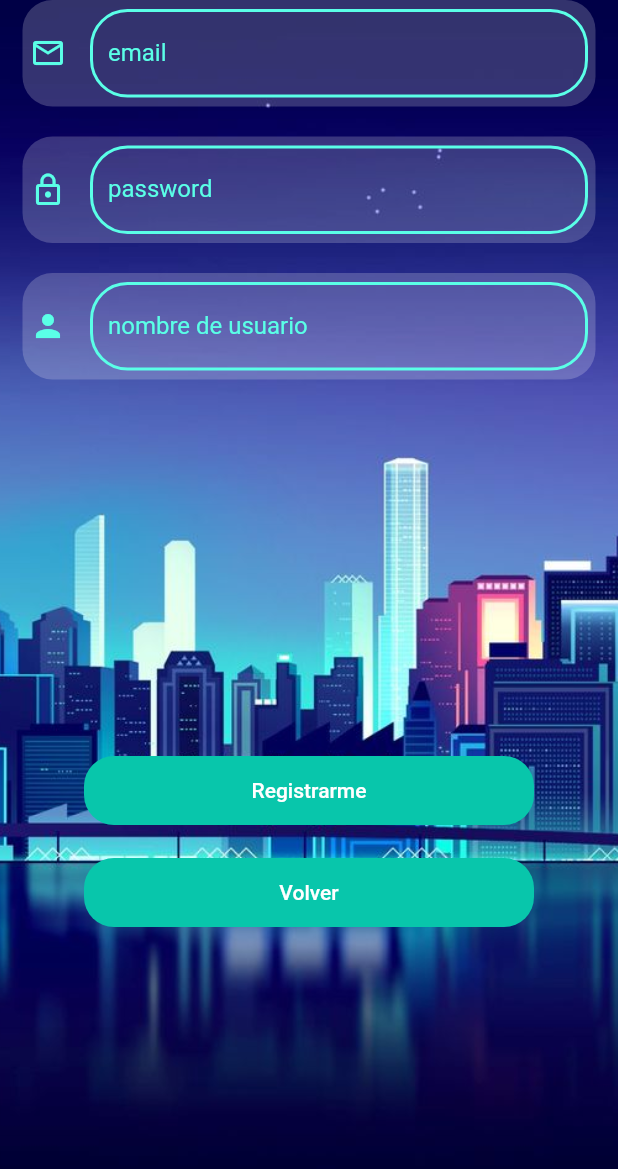
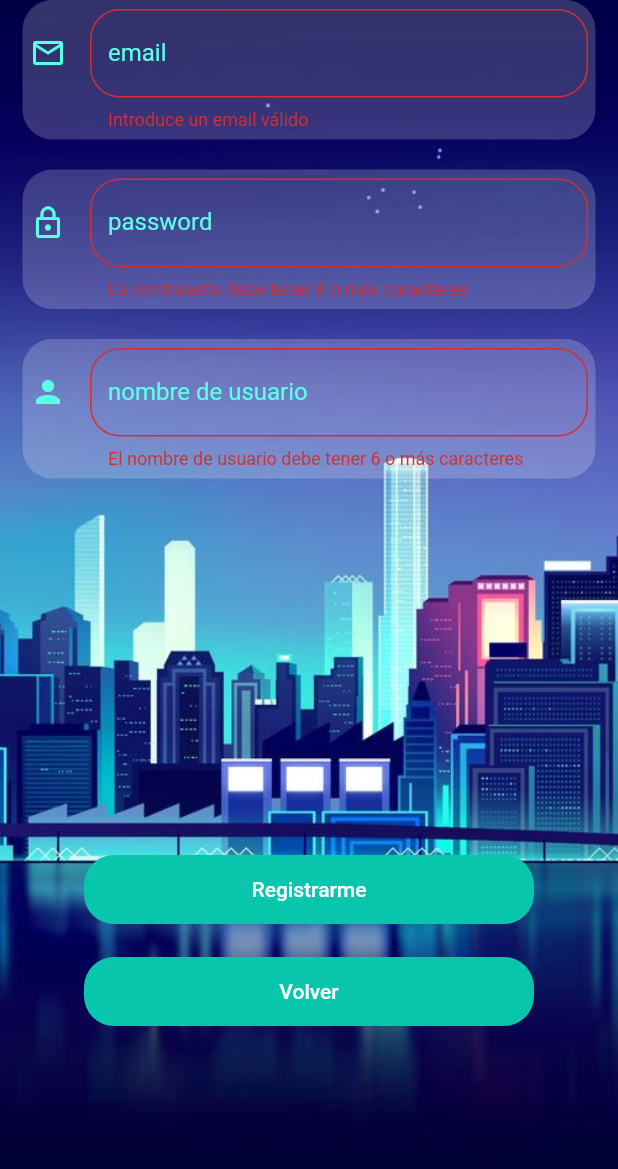
Before and after one commit to CarlosDez23/Instadroid, a Flutter app: the RegistroPage screen opened by its route, after a tap on "Registrarme", on a phone screen of 412 x 824 dp. Shown: the top 1169 px of the screen. Run offline on Flutter 3.47's test engine with Material 2 defaults, Android fonts, the phone set to English and light mode, and no system bars.

Commit message:
Login y registro en firebase ok

```diff
--- /dev/null
+++ b/instadroid/lib/src/models/usuario_model.dart
@@ -0,0 +1,38 @@
+import 'dart:convert';
+
+Usuario usuarioFromJson(String str) => Usuario.fromJson(json.decode(str));
+
+String usuarioToJson(Usuario data) => json.encode(data.toJson());
+
+class Usuario {
+
+  String idFire;
+  String nombreUsuario;
+  String email;
+  String password;
+  String tokenAuth;
+
+  Usuario({
+    this.idFire,
+    this.nombreUsuario,
+    this.email,
+    this.password,
+    this.tokenAuth,
+  });
+
+  factory Usuario.fromJson(Map<String, dynamic> json) => Usuario(
+    idFire          : json["idFire"],
+    nombreUsuario   : json["nombreUsuario"],
+    email           : json["email"],
+    password        : json["password"],
+    tokenAuth       : json["tokenAuth"],
+  );
+
+  Map<String, dynamic> toJson() => {
+    "idFire"          : idFire,
+    "nombreUsuario"   : nombreUsuario,
+    "email"           : email,
+    "password"        : password,
+    "tokenAuth"       : tokenAuth,
+  };
+}
--- a/instadroid/lib/src/pages/registro_page.dart
+++ b/instadroid/lib/src/pages/registro_page.dart
@@ -1,15 +1,38 @@
 import 'package:flutter/material.dart';
+import 'package:instadroid/src/models/usuario_model.dart';
+import 'package:instadroid/src/providers/loginauth_provider.dart';
 import 'package:instadroid/src/theme/mytheme.dart';
 import 'package:instadroid/src/widgets/background_image.dart';
+import 'package:instadroid/utils/utils.dart' as utils;
 
-class RegistroPage extends StatelessWidget {
+class RegistroPage extends StatefulWidget {
+  @override
+  _RegistroPageState createState() => _RegistroPageState();
+}
+
+class _RegistroPageState extends State<RegistroPage> {
+
+  final formKey = GlobalKey<FormState>();
+  final user = Usuario();
+
+  bool _cargando;
+
+  @override
+  void initState() {
+    super.initState();
+    _cargando = false;
+  }
+
   @override
   Widget build(BuildContext context) {
     return Scaffold(
+      resizeToAvoidBottomPadding: false,
       body: Stack(
         children: [
           BackgroundImage(),
           SafeArea(
+            child: Form(
+              key: formKey,
               child: Column(
                 crossAxisAlignment: CrossAxisAlignment.center,
                 children: [
@@ -27,11 +50,16 @@ class RegistroPage extends StatelessWidget {
                     padding: EdgeInsets.symmetric(horizontal: 15),
                     child: _usernameInput(),
                   ),
-                SizedBox(height: 250),
+                  SizedBox(height: 100),
+                  (_cargando)
+                  ? CircularProgressIndicator(backgroundColor: myTheme.primaryColor)
+                  : Container(),
+                  SizedBox(height: 150),
                   _doRegisterButton(),
                   SizedBox(height: 20),
                   _goBackLoginButton(context),
                 ],
+              ),
             )
           )
         ],
@@ -47,6 +75,7 @@ class RegistroPage extends StatelessWidget {
       ),
       padding: EdgeInsets.symmetric(horizontal: 5, vertical: 6),
       child: TextFormField(
+        keyboardType: TextInputType.emailAddress,
         decoration: InputDecoration(
           icon: Icon(Icons.mail_outline, color: myTheme.primaryColor),
           labelText: 'email',
@@ -63,7 +92,15 @@ class RegistroPage extends StatelessWidget {
               width: 2.0,
             ),
           ),
-        )
+        ),
+        onSaved: (value) => user.email = value,
+        validator: (value){
+          if(utils.isAEmail(value)){
+            return null;
+          }else{
+            return 'Introduce un email válido';
+          }
+        }
       ),
     );
   }
@@ -76,6 +113,7 @@ class RegistroPage extends StatelessWidget {
       ),
       padding: EdgeInsets.symmetric(horizontal: 5, vertical: 6),
       child: TextFormField(
+        obscureText: true,
         decoration: InputDecoration(
           icon: Icon(Icons.lock_outline, color: myTheme.primaryColor),
           labelText: 'password',
@@ -92,11 +130,18 @@ class RegistroPage extends StatelessWidget {
               width: 2.0,
             ),
           ),
-        )
+        ),
+        onSaved: (value) => user.password = value,
+        validator: (value){
+          if(value.length >= 8){
+            return null;
+          }else{
+            return 'La contraseña debe tener 8 o más caracteres';
+          }
+        }
       ),
     );
   }
-
 
   Widget _usernameInput(){
     return Container(
@@ -122,7 +167,15 @@ class RegistroPage extends StatelessWidget {
               width: 2.0,
             ),
           ),
-        )
+        ),
+        onSaved: (value) => user.nombreUsuario = value,
+        validator: (value){
+          if(value.length >= 6){
+            return null;
+          }else{
+            return 'El nombre de usuario debe tener 6 o más caracteres';
+          }
+        }
       ),
     );
   }
@@ -141,7 +194,7 @@ class RegistroPage extends StatelessWidget {
         elevation: 0.0,
         color: myTheme.buttonColor,
         textColor: Colors.white,
-        onPressed: (){},
+        onPressed: () => _submit(),
       ),
     );
   }
@@ -164,4 +217,24 @@ class RegistroPage extends StatelessWidget {
       ),
     );
   }
+
+  void _submit() async {
+    final registerProvider = LoginAuthProvider();
+    if(!formKey.currentState.validate()){
+      return;
     }
+    formKey.currentState.save();
+    setState(() {
+      _cargando = !_cargando;
+    });
+    bool registrado = await registerProvider.createUserFirebase(user);
+    setState(() {
+      _cargando = !_cargando;
+    });
+    if(registrado){
+      print('Correctamente registrado');
+    }else{
+      print('Ocurrió un problema con el registro');
+    }
+  }
+}
--- /dev/null
+++ b/instadroid/lib/src/providers/loginauth_provider.dart
@@ -0,0 +1,42 @@
+import 'dart:convert';
+import 'package:http/http.dart' as http;
+import 'package:instadroid/src/models/usuario_model.dart';
+
+class LoginAuthProvider {
+
+  final String _apiKey                = 'AIzaSyA6R47Ui5Wep9u44y4BKc3cYk3ZX69J6LY';
+  final String _baseUrl               = 'https://identitytoolkit.googleapis.com/v1/accounts:';
+  final String _registerServiceToken  = 'signUp?key=';
+  final String _loginServiceToken     = 'signInWithPassword?key=';
+
+
+  //Damos de alta un usuario en Firebase
+  Future<bool> createUserFirebase(Usuario usuario) async {
+    final url = '$_baseUrl$_registerServiceToken$_apiKey';
+    print(url);
+    final userData = {
+      'email'             : usuario.email,
+      'password'          : usuario.password,
+      'returnSecureToken' : true
+    };
+    return await _handleResponse(url, json.encode(userData));
+  }
+
+  //Login contrqa firebase
+  Future<bool> loginFirebase(Usuario usuario) async {
+    final url = '$_baseUrl$_loginServiceToken$_apiKey';
+    print(url);
+    final userData = {
+      'email'             : usuario.email,
+      'password'          : usuario.password,
+      'returnSecureToken' : true
+    };
+    return await _handleResponse(url, json.encode(userData));
+  }
+
+  Future<bool> _handleResponse(String url, String requestBody) async{
+    final resp = await http.post(url, body: requestBody);
+    Map<String, dynamic> decodedResponse = json.decode(resp.body);
+    return decodedResponse.containsKey('idToken');
+  }
+}
--- /dev/null
+++ b/instadroid/lib/utils/utils.dart
@@ -0,0 +1,5 @@
+bool isAEmail(String email){
+  Pattern pattern = r'^(([^<>()[\]\\.,;:\s@\"]+(\.[^<>()[\]\\.,;:\s@\"]+)*)|(\".+\"))@((\[[0-9]{1,3}\.[0-9]{1,3}\.[0-9]{1,3}\.[0-9]{1,3}\])|(([a-zA-Z\-0-9]+\.)+[a-zA-Z]{2,}))$';
+  RegExp regExp = RegExp(pattern);
+  return regExp.hasMatch(email);
+}
--- a/instadroid/pubspec.yaml
+++ b/instadroid/pubspec.yaml
@@ -29,6 +29,7 @@ dependencies:
   # Use with the CupertinoIcons class for iOS style icons.
   cupertino_icons: ^1.0.0
   font_awesome_flutter: ^8.11.0
+  http: ^0.12.2
 
 dev_dependencies:
   flutter_test:
```
Also changed, not shown: instadroid/lib/src/pages/login_page.dart (+72 -6 lines), instadroid/pubspec.lock. Lines whose indentation alone changed are shown as unchanged.
